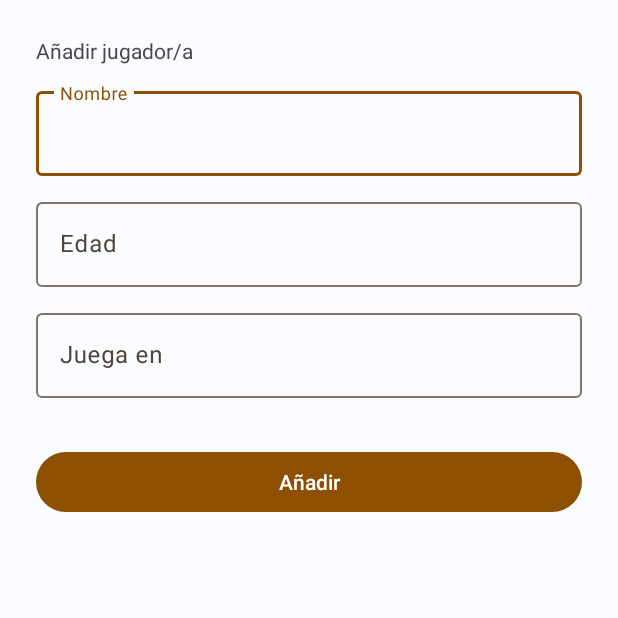
After one commit to martamagui/UtadOnline_PMDM-UD3-GestionDeDatos, an Android app: the PaperDBAddNewPlayerActivity screen opened directly, with no data from a screen before it, on a phone screen of 412 x 824 dp, the top half of it. The commit adds this screen. Run offline under Robolectric (Android 15) with nearby library versions, the phone set to English and light mode, and no system bars.

Commit message:
WIP - PaperDB setting UI

```diff
--- a/app/build.gradle
+++ b/app/build.gradle
@@ -42,7 +42,7 @@ dependencies {
 
     implementation 'androidx.core:core-ktx:1.8.0'
     implementation 'androidx.appcompat:appcompat:1.6.1'
-    implementation 'com.google.android.material:material:1.5.0'
+    implementation 'com.google.android.material:material:1.9.0'
     implementation 'androidx.constraintlayout:constraintlayout:2.1.4'
     implementation 'androidx.navigation:navigation-fragment-ktx:2.6.0'
     implementation 'androidx.navigation:navigation-ui-ktx:2.6.0'
--- a/app/src/main/AndroidManifest.xml
+++ b/app/src/main/AndroidManifest.xml
@@ -12,6 +12,9 @@
         android:supportsRtl="true"
         android:theme="@style/Theme.UtadOnline_PMDMUD3GestionDeDatos"
         tools:targetApi="31">
+        <activity
+            android:name=".paper_db.PaperDBAddNewPlayerActivity"
+            android:exported="false" />
         <activity
             android:name=".paper_db.PaperDBActivity"
             android:exported="false" />
--- /dev/null
+++ b/app/src/main/java/com/utad/utadonline_pmdm_ud3_gestiondedatos/paper_db/PaperDBAddNewPlayerActivity.kt
@@ -0,0 +1,18 @@
+package com.utad.utadonline_pmdm_ud3_gestiondedatos.paper_db
+
+import androidx.appcompat.app.AppCompatActivity
+import android.os.Bundle
+import com.utad.utadonline_pmdm_ud3_gestiondedatos.R
+import com.utad.utadonline_pmdm_ud3_gestiondedatos.databinding.ActivityPaperDbaddNewPlayerBinding
+
+class PaperDBAddNewPlayerActivity : AppCompatActivity() {
+
+    private lateinit var _binding: ActivityPaperDbaddNewPlayerBinding
+    private val binding: ActivityPaperDbaddNewPlayerBinding get() = _binding
+
+    override fun onCreate(savedInstanceState: Bundle?) {
+        super.onCreate(savedInstanceState)
+        _binding = ActivityPaperDbaddNewPlayerBinding.inflate(layoutInflater)
+        setContentView(binding.root)
+    }
+}
--- /dev/null
+++ b/app/src/main/res/drawable/ic_add.xml
@@ -0,0 +1,5 @@
+<vector android:height="24dp" android:tint="#FFFFFF"
+    android:viewportHeight="24" android:viewportWidth="24"
+    android:width="24dp" xmlns:android="http://schemas.android.com/apk/res/android">
+    <path android:fillColor="@android:color/white" android:pathData="M19,13h-6v6h-2v-6H5v-2h6V5h2v6h6v2z"/>
+</vector>
--- /dev/null
+++ b/app/src/main/res/drawable/ic_delete.xml
@@ -0,0 +1,5 @@
+<vector android:height="24dp" android:tint="#9C1C1C"
+    android:viewportHeight="24" android:viewportWidth="24"
+    android:width="24dp" xmlns:android="http://schemas.android.com/apk/res/android">
+    <path android:fillColor="@android:color/white" android:pathData="M6,19c0,1.1 0.9,2 2,2h8c1.1,0 2,-0.9 2,-2L18,7L6,7v12zM8,9h8v10L8,19L8,9zM15.5,4l-1,-1h-5l-1,1L5,4v2h14L19,4z"/>
+</vector>
--- /dev/null
+++ b/app/src/main/res/layout/activity_paper_dbadd_new_player.xml
@@ -0,0 +1,66 @@
+<?xml version="1.0" encoding="utf-8"?>
+<ScrollView xmlns:android="http://schemas.android.com/apk/res/android"
+    xmlns:app="http://schemas.android.com/apk/res-auto"
+    xmlns:tools="http://schemas.android.com/tools"
+    android:layout_width="match_parent"
+    android:layout_height="match_parent"
+    tools:context=".paper_db.PaperDBAddNewPlayerActivity">
+
+    <LinearLayout
+        android:layout_width="match_parent"
+        android:layout_height="wrap_content"
+        android:orientation="vertical"
+        android:padding="24dp">
+
+        <TextView
+            android:layout_width="match_parent"
+            android:layout_height="wrap_content"
+            android:text="@string/add_title" />
+
+        <com.google.android.material.textfield.TextInputLayout
+            android:id="@+id/tf_name"
+            android:layout_width="match_parent"
+            android:layout_height="wrap_content"
+            android:layout_marginTop="12dp"
+            android:hint="@string/name_title">
+
+            <com.google.android.material.textfield.TextInputEditText
+                android:id="@+id/et_name"
+                android:layout_width="match_parent"
+                android:layout_height="wrap_content" />
+        </com.google.android.material.textfield.TextInputLayout>
+
+        <com.google.android.material.textfield.TextInputLayout
+            android:id="@+id/tf_age"
+            android:layout_width="match_parent"
+            android:layout_height="wrap_content"
+            android:layout_marginTop="12dp"
+            android:hint="@string/age_title">
+
+            <com.google.android.material.textfield.TextInputEditText
+                android:id="@+id/et_age"
+                android:layout_width="match_parent"
+                android:layout_height="wrap_content" />
+        </com.google.android.material.textfield.TextInputLayout>
+
+        <com.google.android.material.textfield.TextInputLayout
+            android:id="@+id/tf_played_played_position"
+            android:layout_width="match_parent"
+            android:layout_height="wrap_content"
+            android:layout_marginTop="12dp"
+            android:hint="@string/played_position_title">
+
+            <com.google.android.material.textfield.TextInputEditText
+                android:id="@+id/et_played_played_position"
+                android:layout_width="match_parent"
+                android:layout_height="wrap_content" />
+        </com.google.android.material.textfield.TextInputLayout>
+
+        <Button
+            android:id="@+id/btn_add"
+            android:layout_width="match_parent"
+            android:layout_height="wrap_content"
+            android:layout_marginTop="32dp"
+            android:text="@string/add_button_text" />
+    </LinearLayout>
+</ScrollView>
--- a/app/src/main/res/values/strings.xml
+++ b/app/src/main/res/values/strings.xml
@@ -5,4 +5,14 @@
     <string name="shared_preferences_cleaned_code_title">SharedPreferences código mejorado</string>
     <string name="data_store_code_title">DataStore</string>
     <string name="paper_db_title">Paper DB</string>
+    <string name="delete_button_text">Eliminar</string>
+    <string name="item_name_title">Nombre: %s</string>
+    <string name="item_age_title">Edad: %s</string>
+    <string name="item_played_position_title">Juega en: %s</string>
+
+    <string name="add_title">Añadir jugador/a</string>
+    <string name="name_title">Nombre</string>
+    <string name="age_title">Edad</string>
+    <string name="played_position_title">Juega en</string>
+    <string name="add_button_text">Añadir</string>
 </resources>
```
Also changed, not shown: app/src/main/java/com/utad/utadonline_pmdm_ud3_gestiondedatos/DataBasePlayerAdapter.kt (added, +55 -0 lines), app/src/main/java/com/utad/utadonline_pmdm_ud3_gestiondedatos/paper_db/PaperDBActivity.kt (+25 -0 lines), app/src/main/res/layout/activity_paper_dbactivity.xml (+19 -0 lines), app/src/main/res/layout/db_item.xml (added, +57 -0 lines).
